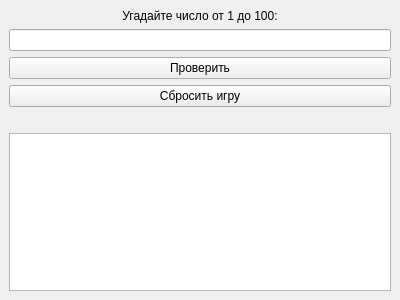
Before: the Qt Designer form mainwindow.ui in karma-ofc/guess_the_number_dev, drawn with Qt 5.
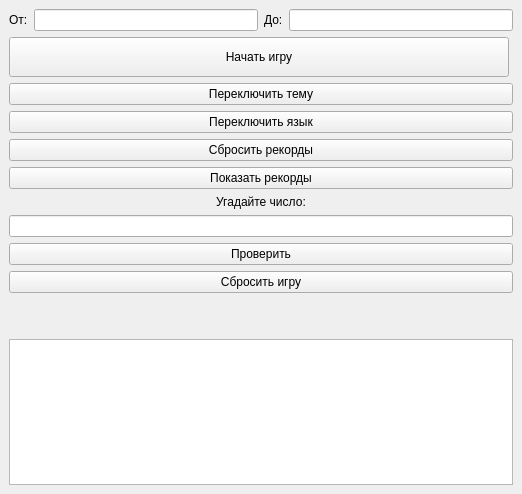
After: the same form once the commit is applied.

Commit message: add themes, change language Ru/eng, records, reset records

```diff
--- a/mainwindow.ui
+++ b/mainwindow.ui
@@ -6,8 +6,8 @@
    <rect>
     <x>0</x>
     <y>0</y>
-    <width>400</width>
-    <height>300</height>
+        <width>522</width>
+        <height>494</height>
    </rect>
   </property>
   <property name="windowTitle">
@@ -15,10 +15,102 @@
   </property>
   <widget class="QWidget" name="centralwidget">
    <layout class="QVBoxLayout" name="verticalLayout">
+        <item>
+          <layout class="QHBoxLayout" name="horizontalLayout">
+            <item>
+              <widget class="QLabel" name="labelMin">
+                <property name="text">
+                  <string>От:</string>
+                </property>
+              </widget>
+            </item>
+            <item>
+              <widget class="QLineEdit" name="lineEditMin"/>
+            </item>
+            <item>
+              <widget class="QLabel" name="labelMax">
+                <property name="text">
+                  <string>До:</string>
+                </property>
+              </widget>
+            </item>
+            <item>
+              <widget class="QLineEdit" name="lineEditMax"/>
+            </item>
+          </layout>
+        </item>
+        <item>
+          <widget class="QPushButton" name="pushButtonStartGame">
+            <property name="minimumSize">
+              <size>
+                <width>500</width>
+                <height>40</height>
+              </size>
+            </property>
+            <property name="maximumSize">
+              <size>
+                <width>500</width>
+                <height>40</height>
+              </size>
+            </property>
+            <property name="styleSheet">
+              <string notr="true">QPushButton { padding: 8px; }</string>
+            </property>
+            <property name="text">
+              <string>Начать игру</string>
+            </property>
+          </widget>
+        </item>
+
+        <item>
+          <spacer name="verticalSpacer">
+            <property name="orientation">
+              <enum>Qt::Vertical</enum>
+            </property>
+            <property name="sizeHint" stdset="0">
+              <size>
+                <width>20</width>
+                <height>40</height>
+              </size>
+            </property>
+          </spacer>
+        </item>
+
+        <!-- 🔽 Перемещенные кнопки вниз -->
+        <item>
+          <widget class="QPushButton" name="pushButtonToggleTheme">
+            <property name="text">
+              <string>Переключить тему</string>
+            </property>
+          </widget>
+        </item>
+        <item>
+          <widget class="QPushButton" name="pushButtonToggleLanguage">
+            <property name="text">
+              <string>Переключить язык</string>
+            </property>
+          </widget>
+        </item>
+        <item>
+          <widget class="QPushButton" name="pushButtonResetRecords">
+            <property name="text">
+              <string>Сбросить рекорды</string>
+            </property>
+          </widget>
+        </item>
+        <item>
+          <widget class="QPushButton" name="pushButtonShowRecords">
+            <property name="text">
+              <string>Показать рекорды</string>
+            </property>
+          </widget>
+        </item>
+
+        <!-- Игровой интерфейс -->
     <item>
      <widget class="QLabel" name="labelInstruction">
       <property name="text">
-       <string>Угадайте число от 1 до 100:</string>
+              <string>Угадайте число:</string>
       </property>
       <property name="alignment">
        <set>Qt::AlignCenter</set>
@@ -52,6 +144,16 @@
       </property>
      </widget>
     </item>
+        <item>
+          <widget class="QLabel" name="labelDivisibility">
+            <property name="text">
+              <string/>
+            </property>
+            <property name="alignment">
+              <set>Qt::AlignCenter</set>
+            </property>
+          </widget>
+        </item>
     <item>
      <widget class="QListView" name="listViewHistory"/>
     </item>
```
Left out of the diff: 2 changed lines with no effect on the pictures. Lines whose indentation alone changed are shown as unchanged. The commit also changes 10 other files.
